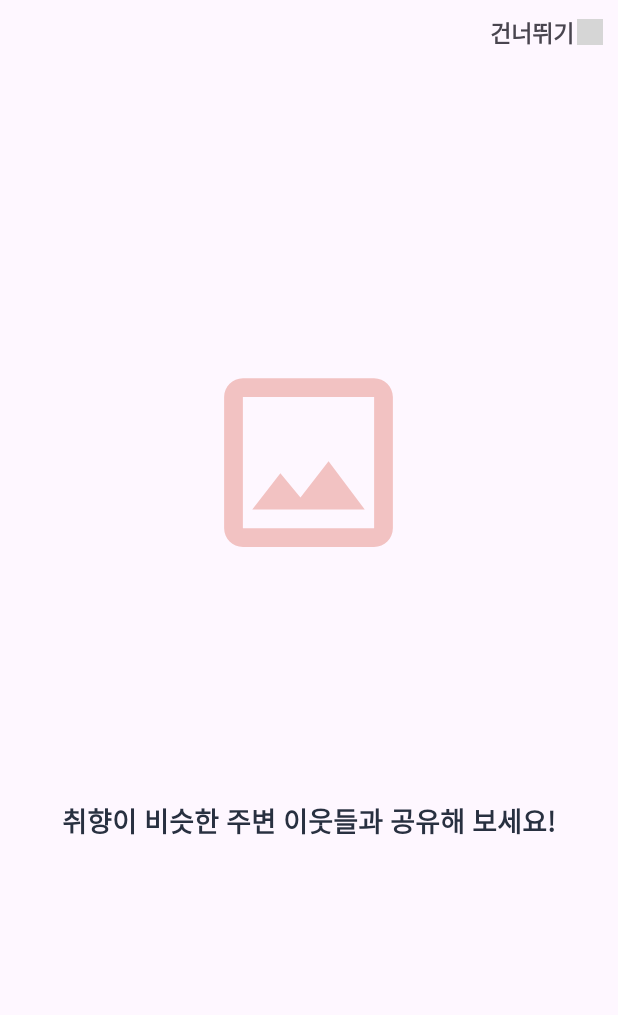
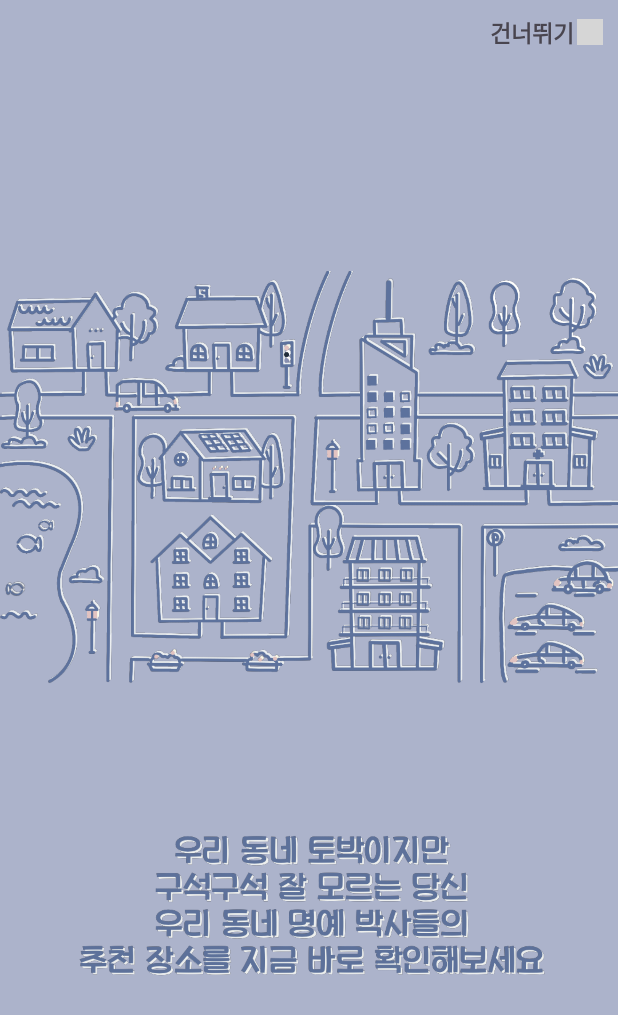
Before and after one commit to hmhm0819/formap, an Android app: the layout activity_fragment3.xml on its own in the app's theme, with its tools: preview values and no code run, on a phone screen of 412 x 824 dp. Shown: the top 1015 px of the screen. Run offline under Robolectric (Android 15) with nearby library versions, the phone set to English and light mode, and no system bars; grey boxes are pictures that could not be loaded.

Commit message:
git commmit

```diff
--- a/app/src/main/res/layout/activity_fragment3.xml
+++ b/app/src/main/res/layout/activity_fragment3.xml
@@ -3,7 +3,8 @@
 xmlns:app="http://schemas.android.com/apk/res-auto"
 android:layout_width="match_parent"
 android:layout_height="match_parent"
-android:orientation="vertical">
+android:orientation="vertical"
+    android:background="#acb3cb">
 
     <LinearLayout
         android:layout_width="match_parent"
@@ -34,20 +35,9 @@ android:orientation="vertical">
     </LinearLayout>
 
     <ImageView
-        android:layout_width="150dp"
-        android:layout_height="150dp"
+        android:layout_width="match_parent"
+        android:layout_height="match_parent"
         android:layout_gravity="center"
-        android:layout_marginTop="200dp"
-        android:src="@drawable/image2"/>
-
-    <TextView
-        android:layout_width="wrap_content"
-        android:layout_height="wrap_content"
-        android:text="취향이 비슷한 주변 이웃들과 공유해 보세요!"
-        android:layout_gravity="center"
-        android:layout_marginTop="150dp"
-        android:textColor="@color/c4"
-        android:textSize="18dp"
-        android:textStyle="bold"/>
+        android:src="@drawable/onbording_2"/>
 
     </LinearLayout>
```
Also changed, not shown: app/src/main/java/com/example/formap/Map.java (+46 -0 lines), app/src/main/res/layout/activity_fragment1.xml (+4 -3 lines), app/src/main/res/layout/activity_fragment2.xml (+5 -14 lines), app/src/main/res/layout/activity_fragment4.xml (+12 -20 lines), app/src/main/res/drawable/custom_marker_icon.png (added), app/src/main/res/drawable/onbording_1.png (added), app/src/main/res/drawable/onbording_2.png (added), app/src/main/res/drawable/onbording_3.png (added), app/src/main/res/drawable/onbording_4.png (added).
